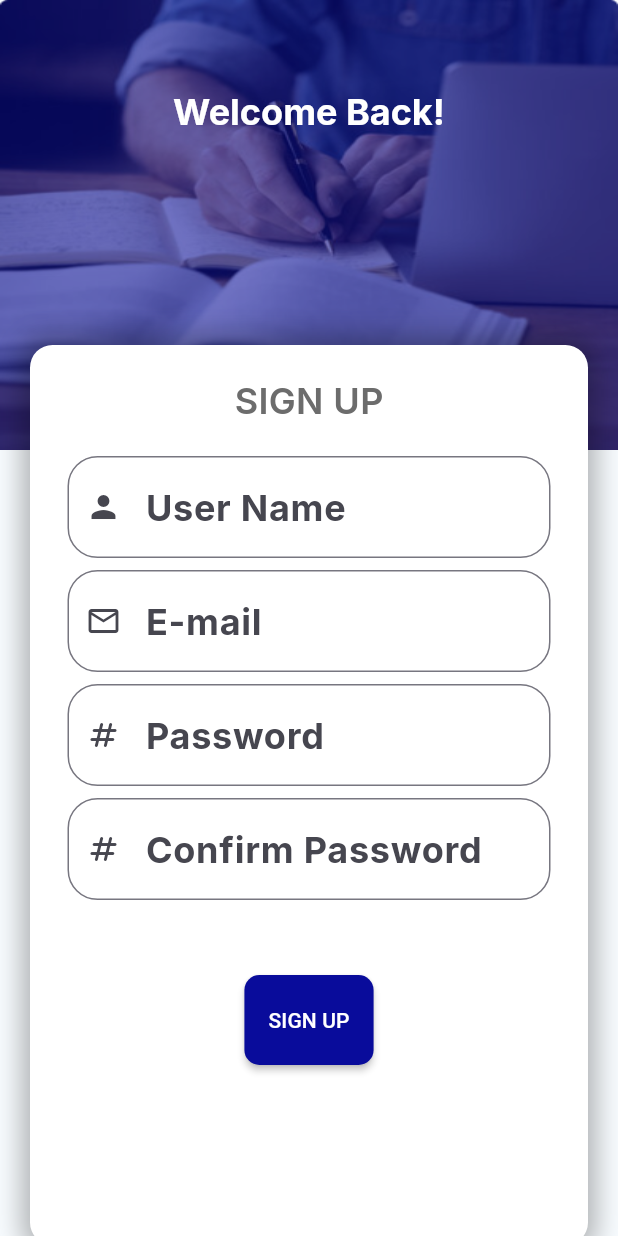
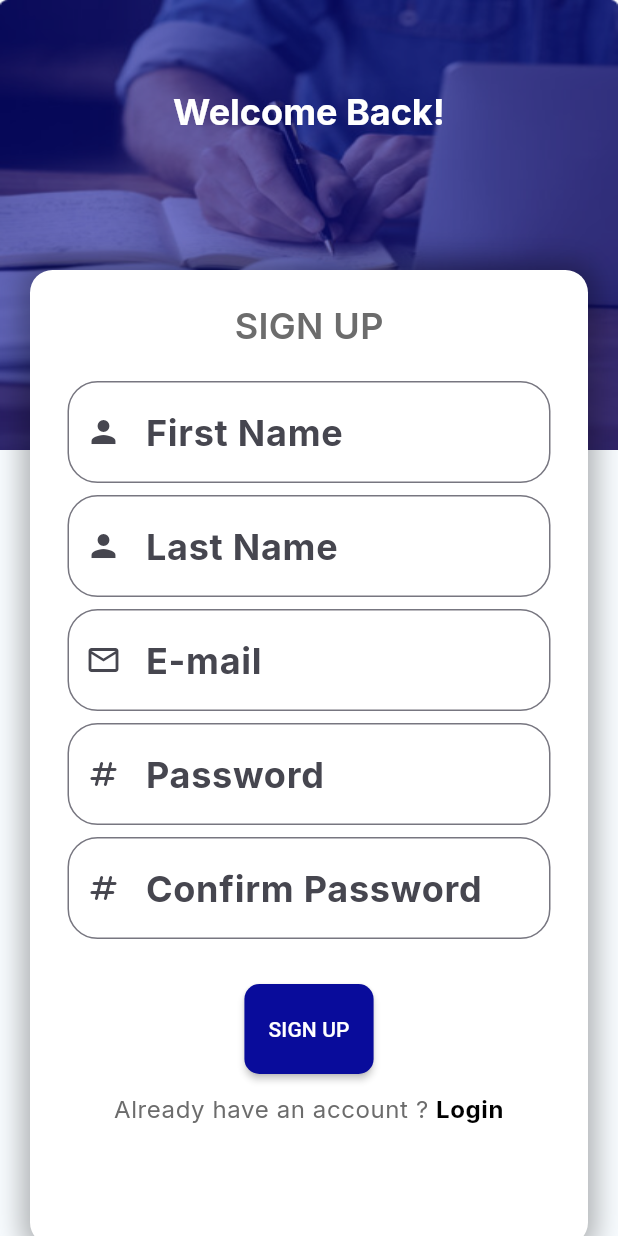
Before and after one commit to elaksher080/elaksher080-Golden_Gate-final_year_project-, a Flutter app: the SiginUp screen opened directly, on a phone screen of 412 x 824 dp. Run offline on Flutter 3.47's test engine with Material 3 defaults, Android fonts, the light colour scheme and no system bars; our stand-ins replace bloc, flutter_bloc, google_fonts.

Commit message:
signupb3

```diff
--- a/lib/moduls/register/auth_cubit/auth_states.dart
+++ b/lib/moduls/register/auth_cubit/auth_states.dart
@@ -4,10 +4,20 @@ class AuthInitialState extends AuthState {}
 
 class RegisterLoadingState extends AuthState {}
 
-class RegisterFaildState extends AuthState {
+class RegisterSuccessState extends AuthState {}
+
+class FailedToRegisterState extends AuthState {
   String message;
-///m
-  RegisterFaildState({required this.message});
+
+  FailedToRegisterState({required this.message});
 }
 
-class SuccessToRegisterState extends AuthState {}
+class LoginLoadingState extends AuthState {}
+
+class LoginSuccessState extends AuthState {}
+
+class FailedToLoginState extends AuthState {
+  final String message;
+
+  FailedToLoginState({required this.message});
+}
--- a/lib/moduls/register/sign_up.dart
+++ b/lib/moduls/register/sign_up.dart
@@ -1,15 +1,18 @@
 import 'package:flutter/material.dart';
 import 'package:flutter_bloc/flutter_bloc.dart';
-import 'package:golden_gate/moduls/pages/home/home_view.dart';
+import 'package:golden_gate/moduls/pages/intersets.dart';
 import 'package:golden_gate/moduls/register/auth_cubit/auth_cubit.dart';
 import 'package:golden_gate/moduls/register/auth_cubit/auth_states.dart';
 import 'package:google_fonts/google_fonts.dart';
 
+import '../login/login.dart';
+
 class SiginUp extends StatelessWidget {
-  final nameController = TextEditingController();
+  final firstnameController = TextEditingController();
+  final lastnameController = TextEditingController();
   final emailController = TextEditingController();
   final passwordController = TextEditingController();
-  final confirmpasswordController = TextEditingController();
+  final confirmPasswordController = TextEditingController();
   final formKey = GlobalKey<FormState>();
 
   static const String routeName = "sigin_up";
@@ -23,10 +26,13 @@ class SiginUp extends StatelessWidget {
         create: (context) => AuthCubit(),
         child: BlocConsumer<AuthCubit, AuthState>(
           listener: (context, state) {
-            if (state is SuccessToRegisterState) {
-              Navigator.pushReplacement(context,
-                  MaterialPageRoute(builder: (context) => const HomeView()));
-            } else if (state is RegisterFaildState) {
+            if (state is RegisterSuccessState) {
+              Navigator.pushReplacement(
+                  context,
+                  MaterialPageRoute(
+                    builder: (context) => Intersets(),
+                  ));
+            } else if (state is FailedToRegisterState) {
               showDialog(
                   context: context,
                   builder: (context) => AlertDialog(
@@ -75,9 +81,9 @@ class SiginUp extends StatelessWidget {
                     ),
                   ),
                   Positioned(
-                    top: 230,
+                    top: 180,
                     child: Container(
-                      height: 600,
+                      height: 650,
                       width: MediaQuery.of(context).size.width - 40,
                       margin: EdgeInsets.symmetric(horizontal: 20),
                       decoration: BoxDecoration(
@@ -110,54 +116,17 @@ class SiginUp extends StatelessWidget {
                                 key: formKey,
                                 child: Column(
                                   children: [
-                                    // TextField(
-                                    //   decoration: InputDecoration(
-                                    //       prefixIcon: Icon(
-                                    //         Icons.person,
-                                    //       ),
-                                    //       enabledBorder: OutlineInputBorder(
-                                    //         borderSide: BorderSide(
-                                    //             color: Color(0xff6C6C6C)),
-                                    //         borderRadius: BorderRadius.all(
-                                    //             Radius.circular(10)),
-                                    //       ),
-                                    //       ////////////////////////////////////////////////////
-                                    //       focusedBorder: OutlineInputBorder(
-                                    //         borderSide: BorderSide(
-                                    //             color: Color(0xff6C6C6C)),
-                                    //         borderRadius: BorderRadius.all(
-                                    //             Radius.circular(8)),
-                                    //       ),
-                                    //       hintText: "User Name",
-                                    //     ////////////////////////////////////////////////////
-                                    //   ),
-                                    // ),
-                                    // TextFormField(
-                                    //
-                                    //   controller: nameController,
-                                    //             validator: (input)
-                                    //             {
-                                    //
-                                    //     if( nameController.text.isEmpty)
-                                    //       {
-                                    //          return "User name must not be empty";
-                                    //       }
-                                    //     else
-                                    //       {
-                                    //         return null;
-                                    //       }
-                                    //             },
-                                    //             decoration: InputDecoration(
-                                    //               prefixIcon: Icon(
-                                    //                       Icons.person,),
-                                    //               border: OutlineInputBorder(),
-                                    //               hintText: "User Name"
-                                    //             ),
-                                    //
-                                    // ),
                                     _textFieldItem(
-                                        controller: nameController,
-                                        hintText: "User Name",
+                                        controller: firstnameController,
+                                        hintText: "First Name",
+                                        prefixIcon: Icon(Icons.person)),
+                                    SizedBox(
+                                      height: 8,
+                                    ),
+                                    /////////////////////////////////////////////
+                                    _textFieldItem(
+                                        controller: lastnameController,
+                                        hintText: "Last Name",
                                         prefixIcon: Icon(Icons.person)),
                                     SizedBox(
                                       height: 8,
@@ -184,12 +153,12 @@ class SiginUp extends StatelessWidget {
                                     ///////////////////////////////////////////////
                                     _textFieldItem(
                                         isSecure: true,
-                                        controller: confirmpasswordController,
+                                        controller: confirmPasswordController,
                                         hintText: "Confirm Password",
                                         prefixIcon:
                                             Icon(Icons.numbers_rounded)),
                                     SizedBox(
-                                      height: 50,
+                                      height: 30,
                                     ),
                                     /////////////////////////////////////////
                                     MaterialButton(
@@ -198,20 +167,21 @@ class SiginUp extends StatelessWidget {
                                           //SGIN UP
                                           BlocProvider.of<AuthCubit>(context)
                                               .register(
-                                                  firstname:
-                                                      nameController.text,
+                                              firstname:
+                                                      firstnameController.text,
+                                                  lastname:
+                                                      lastnameController.text,
                                                   email: emailController.text,
                                                   password:
                                                       passwordController.text,
                                                   confirmpassword:
-                                                      confirmpasswordController
+                                                      confirmPasswordController
                                                           .text);
                                         }
                                       },
-                                      child: Text(
-                                          // state is RegisterLoadingState ? "Loading...."
-                                          // :
-                                          "SIGN UP"),
+                                      child: Text(state is RegisterLoadingState
+                                          ? "Loading...."
+                                          : "SIGN UP"),
                                       color: theme.primaryColor,
                                       textColor: theme.colorScheme.onSecondary,
                                       minWidth: 60,
@@ -221,6 +191,44 @@ class SiginUp extends StatelessWidget {
                                       ),
                                     ),
                                   ],
+                                ),
+                              ),
+                            ),
+                          ),
+                          Center(
+                            child: Container(
+                              child: TextButton(
+                                onPressed: () {
+                                  Navigator.push(
+                                    context,
+                                    MaterialPageRoute(
+                                        builder: (context) => LogIn()),
+                                  );
+                                },
+                                style: TextButton.styleFrom(
+                                  padding: EdgeInsets.zero,
+                                ),
+                                child: RichText(
+                                  textAlign: TextAlign.center,
+                                  text: TextSpan(
+                                    style: theme.textTheme.bodySmall
+                                        ?.copyWith(color: Colors.white),
+                                    children: [
+                                      TextSpan(
+                                        text: 'Already have an account ? ',
+                                        style:
+                                            theme.textTheme.bodySmall?.copyWith(
+                                          color: Color(0xff6c6c6c),
+                                        ),
+                                      ),
+                                      TextSpan(
+                                        text: 'Login',
+                                        style: theme.textTheme.bodySmall
+                                            ?.copyWith(
+                                                fontWeight: FontWeight.w700),
+                                      ),
+                                    ],
+                                  ),
                                 ),
                               ),
                             ),
```
Also changed, not shown: lib/moduls/login/login.dart (+13 -1 lines), lib/moduls/register/auth_cubit/auth_cubit.dart (+49 -16 lines).
